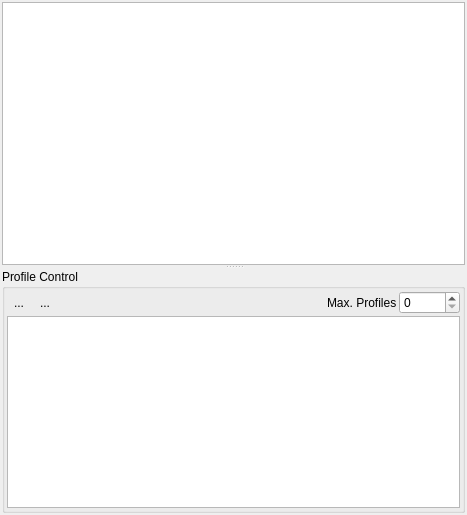
Qt form qps/speclib/ui/spectrallibraryplotwidget.ui (EnMAP-Box/qgispluginsupport) before a commit.
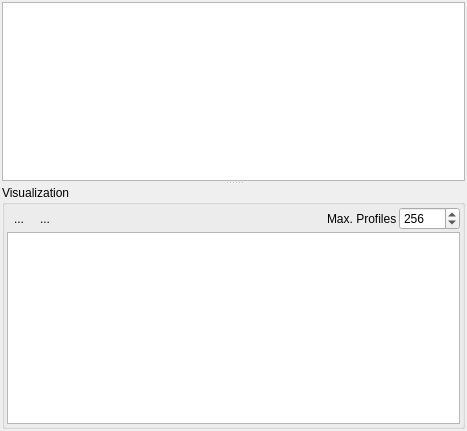
The same form after that commit. Icons and pictures are not drawn. Custom widgets are drawn as their Qt base class.

The edit to the form file:
```diff
--- a/qps/speclib/ui/spectrallibraryplotwidget.ui
+++ b/qps/speclib/ui/spectrallibraryplotwidget.ui
@@ -7,7 +7,7 @@
     <x>0</x>
     <y>0</y>
     <width>467</width>
-    <height>515</height>
+    <height>431</height>
    </rect>
   </property>
   <property name="windowTitle">
@@ -44,7 +44,7 @@
      </widget>
      <widget class="QgsCollapsibleGroupBox" name="mGroupBox">
       <property name="title">
-       <string>Profile Control</string>
+       <string>Visualization</string>
       </property>
       <layout class="QGridLayout" name="gridLayout">
        <property name="leftMargin">
@@ -114,11 +114,20 @@
           </widget>
          </item>
          <item>
-          <widget class="QSpinBox" name="spinBox">
+          <widget class="QSpinBox" name="sbMaxProfiles">
+           <property name="minimumSize">
+            <size>
+             <width>50</width>
+             <height>0</height>
+            </size>
+           </property>
            <property name="maximum">
-            <number>16000</number>
+            <number>32000</number>
            </property>
            <property name="singleStep">
+            <number>64</number>
+           </property>
+           <property name="value">
             <number>256</number>
            </property>
            <property name="stepType">
```
Left out of the diff: 10 changed lines with no effect on the pictures.
